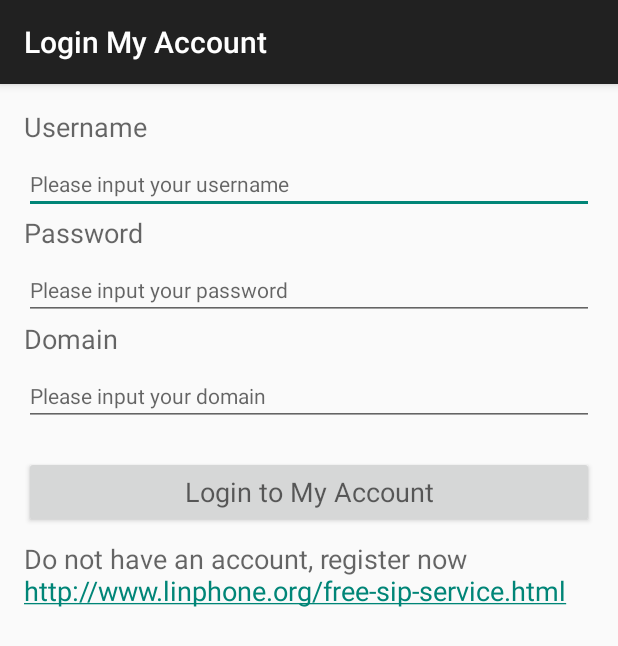
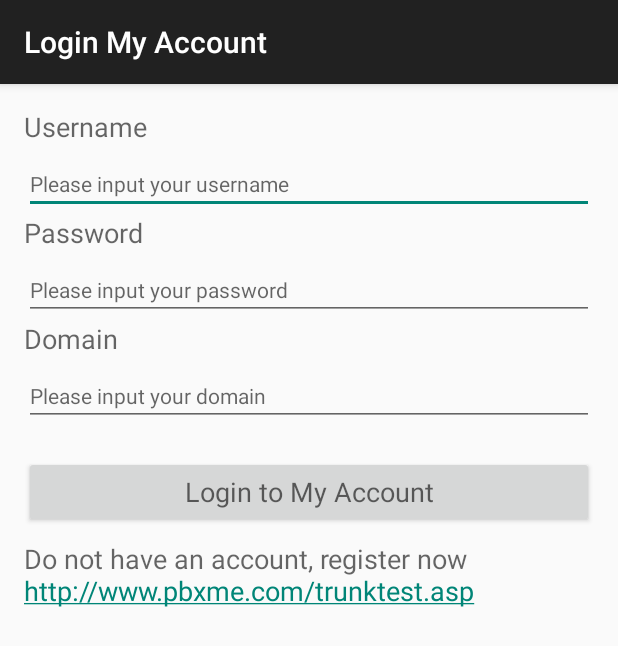
Before and after one commit to iamrajendra/portfolio, an Android app: the screen it shows after launch (LoginActivity), on a phone screen of 412 x 824 dp. Shown: the top 646 px of the screen. Run offline under Robolectric (Android 15) with nearby library versions, the phone set to English and light mode, and no system bars; our stand-ins replace ButterKnife.

```diff
--- a/AndroidSIP/app/src/main/res/values/strings.xml
+++ b/AndroidSIP/app/src/main/res/values/strings.xml
@@ -18,6 +18,6 @@
     <string name="callEnd">End Call</string>
     <string name="action_account">My Account</string>
     <string name="account">My Account</string>
-    <string name="register_note">Do not have an account, register now http://www.linphone.org/free-sip-service.html </string>
+    <string name="register_note">Do not have an account, register now http://www.pbxme.com/trunktest.asp </string>
 
 </resources>
```
Also changed, not shown: 1 other file.
